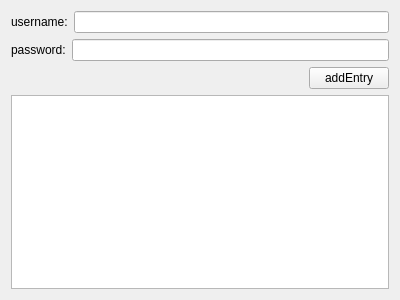
Old version of the form ServerSide/serverwidget.ui in the repository xiaofud/stulogin.
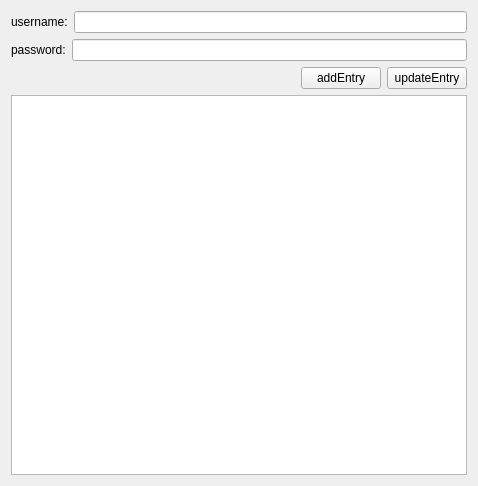
New version of the form.

What changed in the file:
```diff
--- a/ServerSide/serverwidget.ui
+++ b/ServerSide/serverwidget.ui
@@ -6,8 +6,8 @@
    <rect>
     <x>0</x>
     <y>0</y>
-    <width>400</width>
-    <height>300</height>
+    <width>478</width>
+    <height>486</height>
    </rect>
   </property>
   <property name="windowTitle">
@@ -68,6 +68,13 @@
        </property>
       </widget>
      </item>
+     <item>
+      <widget class="QPushButton" name="updateButton">
+       <property name="text">
+        <string>updateEntry</string>
+       </property>
+      </widget>
+     </item>
     </layout>
    </item>
    <item>
```
